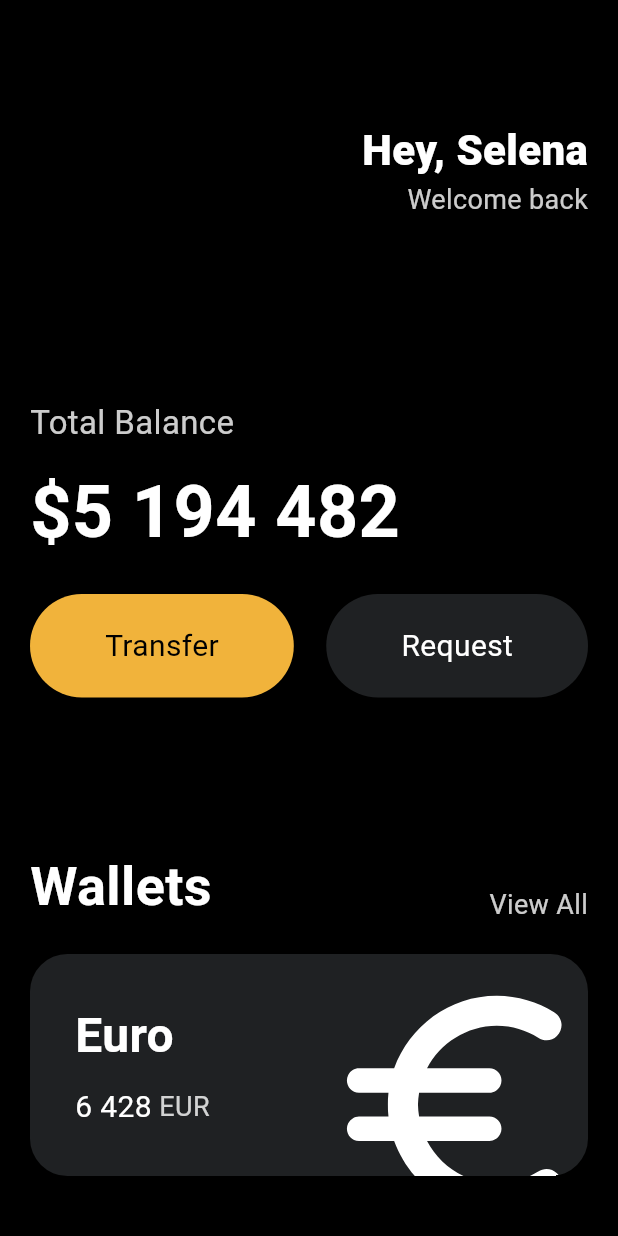
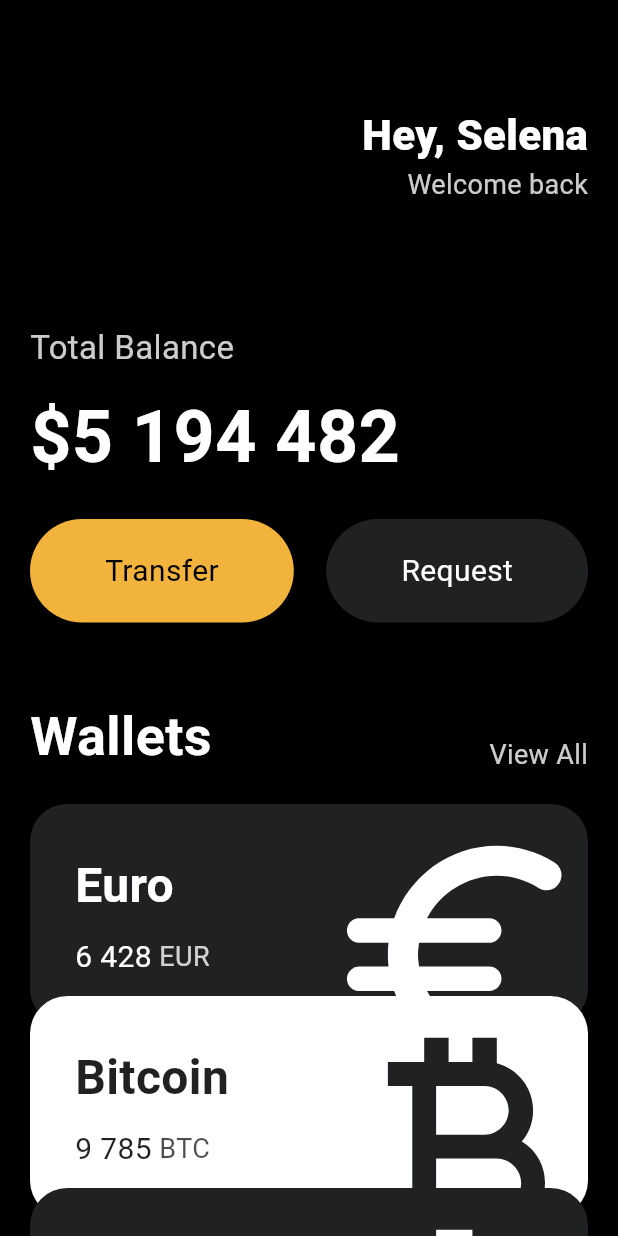
Before and after one commit to SoheeP/nomad_toonfilx, a Flutter app: the screen it shows after launch, on a phone screen of 412 x 824 dp. Run offline on Flutter 3.47's test engine with Material 3 defaults, Android fonts, the phone set to English and light mode, and no system bars.

Commit message:
Feat: Reusable widgets - card

```diff
--- a/lib/main.dart
+++ b/lib/main.dart
@@ -1,5 +1,6 @@
 import 'package:flutter/material.dart';
 import 'package:nomad_toonfilx/widgets/button.dart';
+import 'package:nomad_toonfilx/widgets/currency_card.dart';
 
 class Player {
   String name;
@@ -21,7 +22,8 @@
     return MaterialApp(
         home: Scaffold(
       backgroundColor: Colors.black,
-      body: Padding(
+      body: SingleChildScrollView(
+        child: Padding(
             padding: const EdgeInsets.symmetric(
               horizontal: 20,
             ),
@@ -29,7 +31,7 @@
               crossAxisAlignment: CrossAxisAlignment.start,
               children: [
                 const SizedBox(
-                height: 80,
+                  height: 70,
                 ),
                 const Row(
                   mainAxisAlignment: MainAxisAlignment.end,
@@ -57,7 +59,7 @@
                   ],
                 ),
                 const SizedBox(
-                height: 120,
+                  height: 80,
                 ),
                 Text(
                   'Total Balance',
@@ -96,7 +98,7 @@
                   ],
                 ),
                 const SizedBox(
-                height: 100,
+                  height: 50,
                 ),
                 Row(
                   mainAxisAlignment: MainAxisAlignment.spaceBetween,
@@ -122,66 +124,36 @@
                 const SizedBox(
                   height: 20,
                 ),
-              Container(
-                  decoration: BoxDecoration(
-                    color: const Color(0xff1f2123),
-                    borderRadius: BorderRadius.circular(25),
+                const CurrencyCard(
+                  name: 'Euro',
+                  code: 'EUR',
+                  amount: '6 428',
+                  icon: Icons.euro_rounded,
+                  isInverted: false,
                 ),
-                  clipBehavior: Clip.hardEdge,
-                  child: Padding(
-                    padding: const EdgeInsets.all(30),
-                    child: Row(
-                      mainAxisAlignment: MainAxisAlignment.spaceBetween,
-                      children: [
-                        Column(
-                          crossAxisAlignment: CrossAxisAlignment.start,
-                          children: [
-                            const Text(
-                              'Euro',
-                              style: TextStyle(
-                                color: Colors.white,
-                                fontSize: 32,
-                                fontWeight: FontWeight.w600,
+                Transform.translate(
+                  offset: const Offset(0, -20),
+                  child: const CurrencyCard(
+                    name: 'Bitcoin',
+                    code: 'BTC',
+                    amount: '9 785',
+                    icon: Icons.currency_bitcoin,
+                    isInverted: true,
                   ),
                 ),
-                            const SizedBox(
-                              height: 10,
-                            ),
-                            Row(
-                              children: [
-                                const Text('6 428',
-                                    style: TextStyle(
-                                      color: Colors.white,
-                                      fontSize: 20,
-                                    )),
-                                const SizedBox(
-                                  width: 5,
-                                ),
-                                Text('EUR',
-                                    style: TextStyle(
-                                      color: Colors.white.withOpacity(0.8),
-                                      fontSize: 18,
-                                    )),
-                              ],
-                            )
-                          ],
-                        ),
-                        Transform.scale(
-                          scale: 2.2,
-                          child: Transform.translate(
-                            offset: const Offset(-5, 12),
-                            child: const Icon(
-                              Icons.euro_rounded,
-                              color: Colors.white,
-                              size: 88,
-                            ),
+                Transform.translate(
+                  offset: const Offset(0, -40),
+                  child: const CurrencyCard(
+                    name: 'Dollar',
+                    code: 'USD',
+                    amount: '6 428',
+                    icon: Icons.attach_money,
+                    isInverted: false,
                   ),
                 ),
               ],
+            )),
       ),
-                  ))
-            ],
-          )),
     ));
   }
 }
--- /dev/null
+++ b/lib/widgets/currency_card.dart
@@ -0,0 +1,84 @@
+import 'package:flutter/material.dart';
+
+class CurrencyCard extends StatelessWidget {
+  final String name, code, amount;
+  final IconData icon;
+  final bool isInverted;
+  final _blackColor = const Color(0xff1f2123);
+  const CurrencyCard({
+    super.key,
+    required this.name,
+    required this.code,
+    required this.amount,
+    required this.icon,
+    required this.isInverted,
+  });
+
+  @override
+  Widget build(BuildContext context) {
+    return (Container(
+        decoration: BoxDecoration(
+          color: isInverted ? Colors.white : _blackColor,
+          borderRadius: BorderRadius.circular(25),
+        ),
+        clipBehavior: Clip.hardEdge,
+        child: Padding(
+          padding: const EdgeInsets.all(30),
+          child: Row(
+            mainAxisAlignment: MainAxisAlignment.spaceBetween,
+            children: [
+              Column(
+                crossAxisAlignment: CrossAxisAlignment.start,
+                children: [
+                  Text(
+                    name,
+                    style: TextStyle(
+                      color: isInverted ? _blackColor : Colors.white,
+                      fontSize: 32,
+                      fontWeight: FontWeight.w600,
+                    ),
+                  ),
+                  const SizedBox(
+                    height: 10,
+                  ),
+                  Row(
+                    children: [
+                      Text(
+                        amount,
+                        style: TextStyle(
+                          color: isInverted ? _blackColor : Colors.white,
+                          fontSize: 20,
+                        ),
+                      ),
+                      const SizedBox(
+                        width: 5,
+                      ),
+                      Text(
+                        code,
+                        style: TextStyle(
+                          color: isInverted
+                              ? _blackColor.withOpacity(0.8)
+                              : Colors.white.withOpacity(0.8),
+                          fontSize: 18,
+                        ),
+                      ),
+                    ],
+                  )
+                ],
+              ),
+              Transform.scale(
+                scale: 2.2,
+                child: Transform.translate(
+                  offset: const Offset(-5, 12),
+                  child: Icon(
+                    icon,
+                    color: isInverted ? _blackColor : Colors.white,
+                    size: 88,
+                  ),
+                ),
+              ),
+            ],
+          ),
+        )));
+  }
+}
```
Lines whose indentation alone changed are shown as unchanged.
